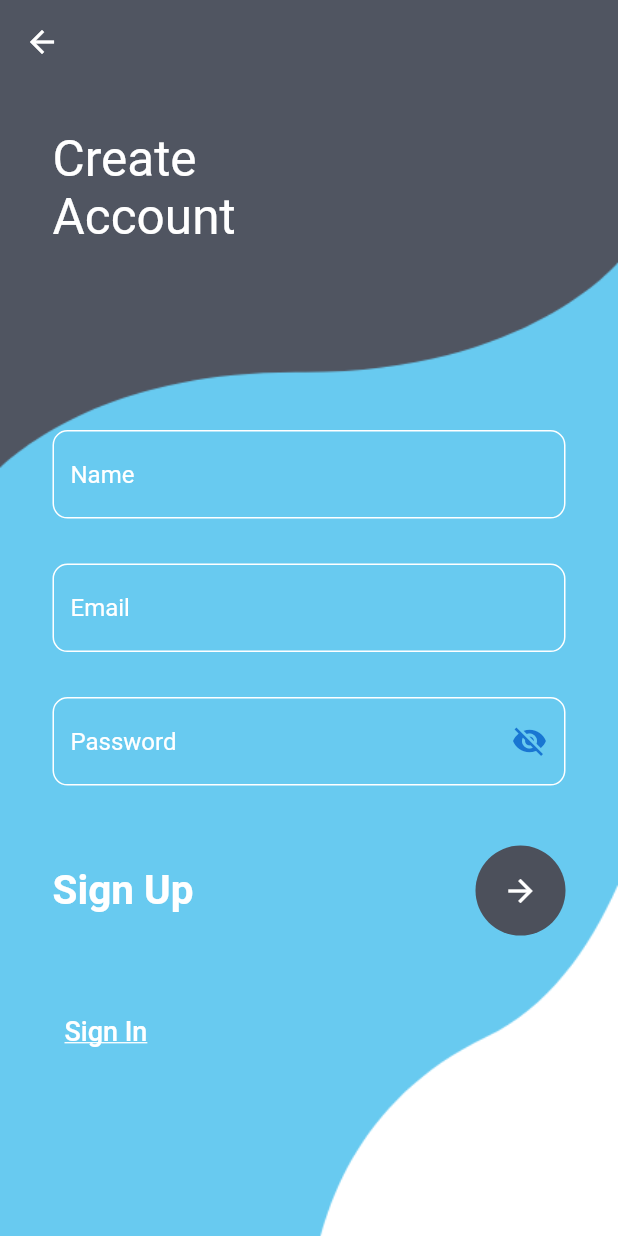
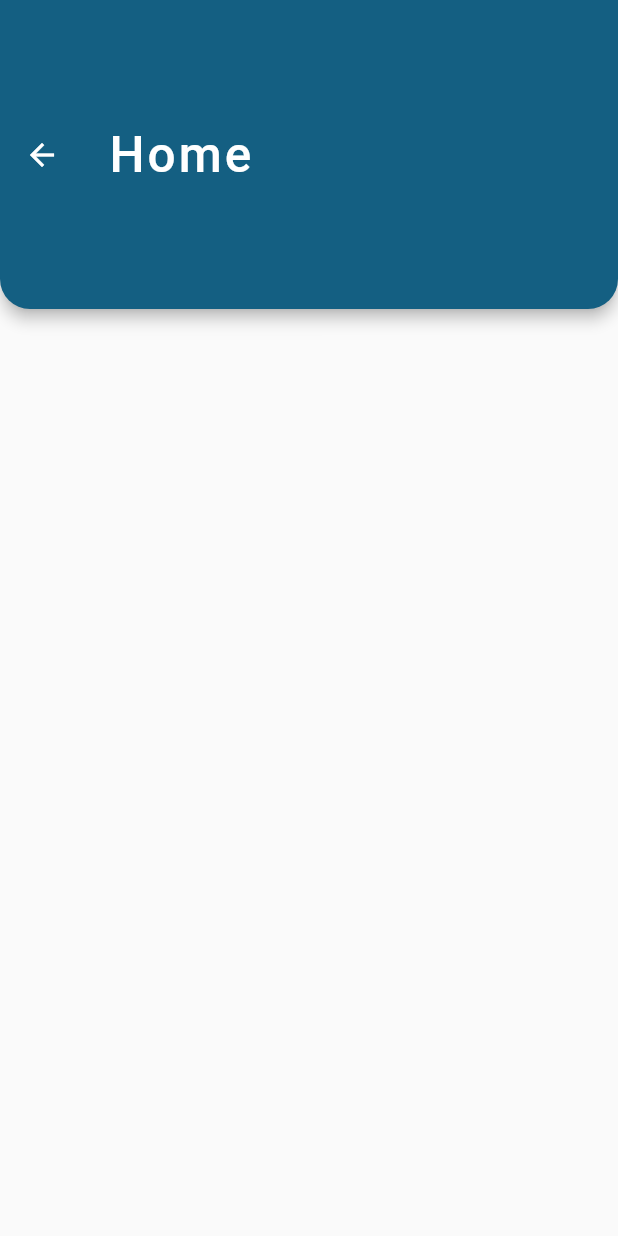
Before and after one commit to MuhammadYousufbhimla/School_Management_System_App, a Flutter app: the screen it shows after launch, after a tap on the "arrow forward" icon, on a phone screen of 412 x 824 dp. Run offline on Flutter 3.47's test engine with Material 2 defaults, Android fonts, the phone set to English and light mode, and no system bars; our stand-ins replace get.

Commit message:
add sigin up and sigin

```diff
--- /dev/null
+++ b/lib/home.dart
@@ -0,0 +1,38 @@
+import 'package:flutter/material.dart';
+
+class Home extends StatefulWidget {
+  const Home({Key? key}) : super(key: key);
+
+  @override
+  State<Home> createState() => _SignUpState();
+}
+
+class _SignUpState extends State<Home> {
+  bool _validate = false;
+  @override
+  Widget build(BuildContext context) {
+    return Scaffold(
+        appBar: AppBar(
+          backgroundColor: Color.fromARGB(255, 20, 95, 130),
+          toolbarHeight: MediaQuery.of(context).size.height * 0.25,
+          title: Text(
+            'Home',
+            style: TextStyle(
+              letterSpacing: 2,
+              fontSize: MediaQuery.of(context).size.width * 0.08,
+            ),
+          ),
+          shape: RoundedRectangleBorder(
+            borderRadius: BorderRadius.vertical(
+              bottom: Radius.circular(20),
+            ),
+          ),
+          leading: IconButton(
+              onPressed: () {
+                Navigator.pop(context);
+              },
+              icon: Icon(Icons.arrow_back)),
+        ),
+        body: Container());
+  }
+}
--- a/lib/login.dart
+++ b/lib/login.dart
@@ -1,4 +1,5 @@
 import 'package:flutter/material.dart';
+import 'package:loginuicolors/home.dart';
 import 'package:loginuicolors/register.dart';
 import 'main.dart';
 
@@ -98,8 +99,7 @@ class _MyLoginState extends State<MyLogin> {
                                       Navigator.push(
                                           context,
                                           MaterialPageRoute(
-                                              builder: (context) =>
-                                                  MyRegister()));
+                                              builder: (context) => Home()));
                                     },
                                     icon: Icon(
                                       Icons.arrow_forward,
```
